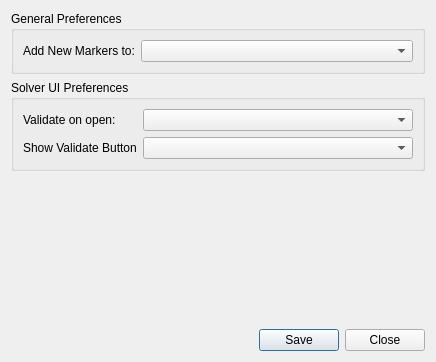
First picture: the form in python/mmSolver/tools/userprefswindow/ui/pref_layout.ui, repository david-cattermole/mayaMatchMoveSolver, before the edit.
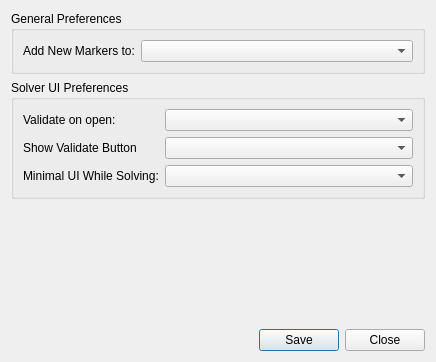
Second picture: the form after the edit.

Commit message:
Switch to minimal Solver UI while solving - controlled by user preference.
Issue #195.

Diff of the .ui file:
```diff
--- a/python/mmSolver/tools/userprefswindow/ui/pref_layout.ui
+++ b/python/mmSolver/tools/userprefswindow/ui/pref_layout.ui
@@ -65,6 +65,16 @@
         <item row="1" column="1">
          <widget class="QComboBox" name="showValidateButtonComboBox"/>
         </item>
+        <item row="2" column="0">
+         <widget class="QLabel" name="minimalUIWhileSolvingLabel">
+          <property name="text">
+           <string>Minimal UI While Solving:</string>
+          </property>
+         </widget>
+        </item>
+        <item row="2" column="1">
+         <widget class="QComboBox" name="minimalUIWhileSolvingComboBox"/>
+        </item>
        </layout>
       </item>
      </layout>
```
The commit also changes 9 other files.
